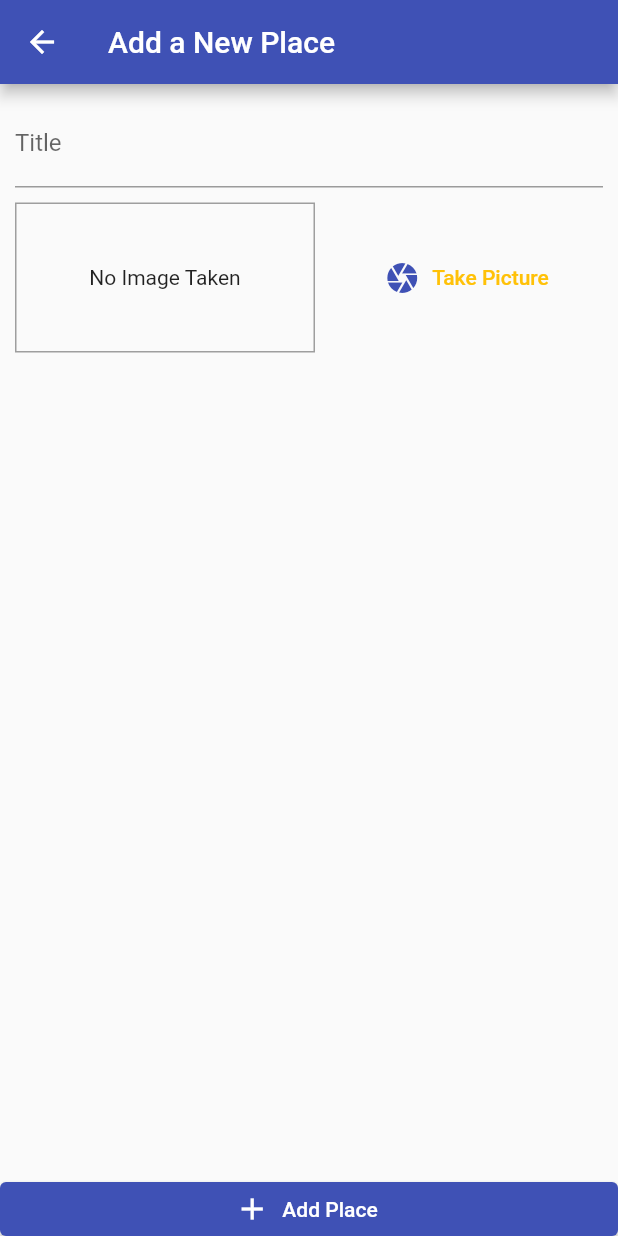
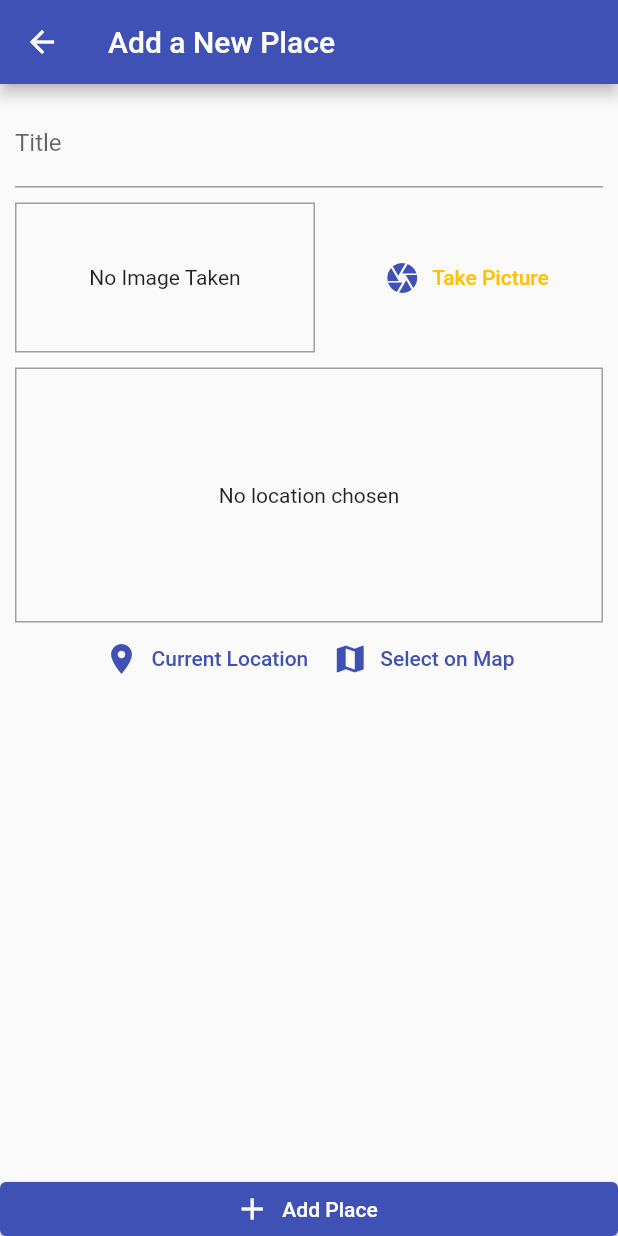
Before and after one commit to DheDeveloperUsv/native_func_app, a Flutter app: the screen it shows after launch, after a tap on the "add" icon, on a phone screen of 412 x 824 dp. Run offline on Flutter 3.47's test engine with Material 2 defaults, Android fonts, the phone set to English and light mode, and no system bars; our stand-ins replace flutter_map, image_picker, latlong2, location, sqflite; missing offline and left inert: positioned_tap_detector_2; accounts and stored records are empty.

Commit message:
Update Jan 20 22

```diff
--- a/lib/helpers/db_helper.dart
+++ b/lib/helpers/db_helper.dart
@@ -2,18 +2,26 @@ import 'package:sqflite/sqflite.dart' as sql;
 import 'package:path/path.dart' as path;
 
 class DBHelper {
-  static Future<void> insert(String table, Map<String, Object> data) async {
+  static Future<sql.Database> database() async {
     final dbPath = await sql.getDatabasesPath();
-    final sqlDb = await sql.openDatabase(path.join(dbPath, 'places.db'),
+    return sql.openDatabase(path.join(dbPath, 'places.db'),
         onCreate: (db, version) {
       return db.execute(
           'CREATE TABLE user_places(id TEXT PRIMARY KEY, title TEXT, image TEXT)');
     }, version: 1);
+  }
 
-    await sqlDb.insert(
+  static Future<void> insert(String table, Map<String, Object> data) async {
+    final db = await DBHelper.database();
+    db.insert(
       table,
       data,
       conflictAlgorithm: sql.ConflictAlgorithm.replace,
     );
   }
+
+  static Future<List<Map<String, dynamic>>> getData(String table) async {
+    final db = await DBHelper.database();
+    return db.query(table);
+  }
 }
--- a/lib/providers/great_places.dart
+++ b/lib/providers/great_places.dart
@@ -29,4 +29,19 @@ class GreatPlaces with ChangeNotifier {
       'image': newPlace.image.path,
     });
   }
+
+  Future<void> fetchAndSetPlaces() async {
+    final dataList = await DBHelper.getData('user_places');
+    _items = dataList
+        .map(
+          (item) => Place(
+            id: item['id'],
+            title: item['title'],
+            location: null,
+            image: File(item['image']),
+          ),
+        )
+        .toList();
+    notifyListeners();
+  }
 }
--- a/lib/screens/add_places_screen.dart
+++ b/lib/screens/add_places_screen.dart
@@ -4,6 +4,7 @@ import 'package:flutter/material.dart';
 import 'package:provider/provider.dart';
 
 import '../widgets/image_input.dart';
+import '../widgets/location_input.dart';
 import '../providers/great_places.dart';
 
 class AddPlaceScreen extends StatefulWidget {
@@ -54,6 +55,10 @@ class _AddPlaceScreenState extends State<AddPlaceScreen> {
                   height: 10,
                 ),
                 ImageInput(_selectImage),
+                SizedBox(
+                  height: 10,
+                ),
+                LocationInput(),
               ],
             ),
           )),
--- a/lib/screens/map_screen.dart
+++ b/lib/screens/map_screen.dart
@@ -3,6 +3,7 @@ import 'package:flutter_map/flutter_map.dart';
 
 import 'package:latlong2/latlong.dart';
 import 'package:native_func_app/models/place.dart';
+import 'package:positioned_tap_detector_2/positioned_tap_detector_2.dart';
 
 import '../models/place.dart';
 
@@ -24,7 +25,7 @@ class MapScreen extends StatefulWidget {
 class _MapScreenState extends State<MapScreen> {
   LatLng _pickedLocation;
 
-  void _selectLocation(LatLng position) {
+  void _selectLocation(TapPosition tapPosition, LatLng position) {
     setState(() {
       _pickedLocation = position;
     });
@@ -42,7 +43,9 @@ class _MapScreenState extends State<MapScreen> {
               widget.initialLocation.longitude),
           zoom: 16.0,
           //onTap: widget.isSelecting ? _selectLocation: null,
-          onTap: widget.isSelecting ? _selectLocation : () {},
+          onTap: widget.isSelecting
+              ? _selectLocation
+              : (TapPosition tapPosition, LatLng position) {},
         ),
         layers: [
           TileLayerOptions(
--- a/lib/screens/places_list_screen.dart
+++ b/lib/screens/places_list_screen.dart
@@ -21,7 +21,15 @@ class PlacesListScreen extends StatelessWidget {
           ),
         ],
       ),
-      body: Consumer<GreatPlaces>(
+      body: FutureBuilder(
+        future: Provider.of<GreatPlaces>(context, listen: false)
+            .fetchAndSetPlaces(),
+        builder: (ctx, snapshot) => snapshot.connectionState ==
+                ConnectionState.waiting
+            ? Center(
+                child: CircularProgressIndicator(),
+              )
+            : Consumer<GreatPlaces>(
                 child: Center(
                   child: const Text('Got no places yet, add one first'),
                 ),
@@ -42,6 +50,7 @@ class PlacesListScreen extends StatelessWidget {
                         ),
                       ),
               ),
+      ),
     );
   }
 }
--- a/pubspec.yaml
+++ b/pubspec.yaml
@@ -35,6 +35,7 @@ dependencies:
   sqflite: ^2.0.0+4
   flutter_map: ^0.14.0
   location: ^4.3.0
+  positioned_tap_detector_2: ^1.0.4
 
 dev_dependencies:
   flutter_test:
```
Also changed, not shown: pubspec.lock, 6 other files. Lines whose indentation alone changed are shown as unchanged.
